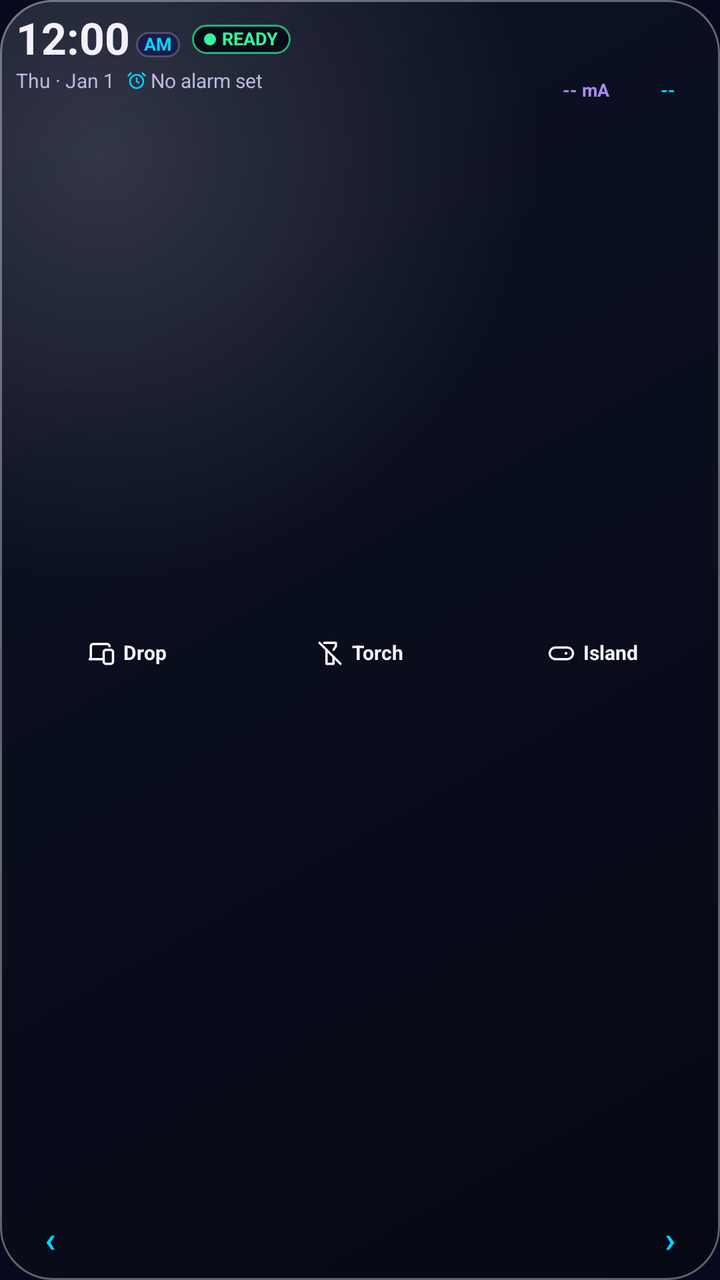
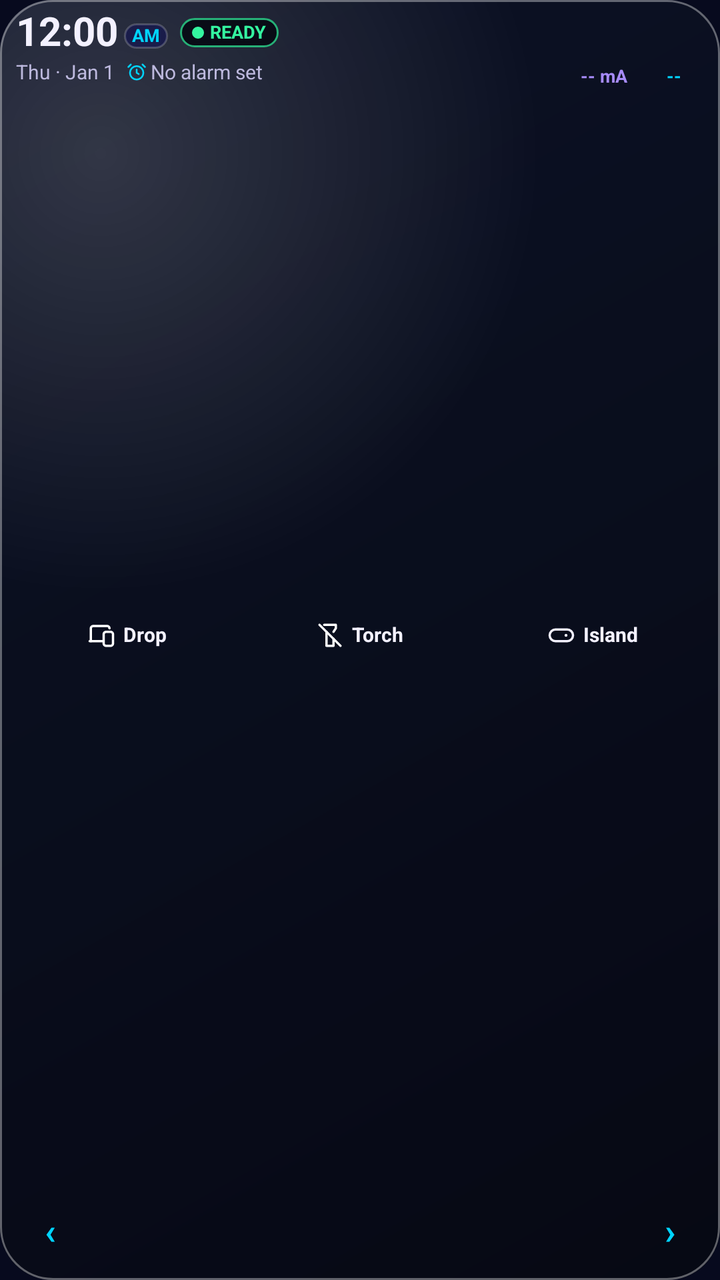

The first picture is an Android layout as it rendered before a commit; the second is the same layout after the commit. The layout source and the unified diff follow.
<!-- AndroidManifest.xml: application theme Theme.DriveLift -->
<!-- res/layout/cockpit_widget_compact.xml -->
<?xml version="1.0" encoding="utf-8"?>
<FrameLayout xmlns:android="http://schemas.android.com/apk/res/android"
    android:id="@+id/cockpit_widget_root"
    android:layout_width="match_parent"
    android:layout_height="match_parent">

    <ImageView
        android:id="@+id/cockpit_widget_shell_bg"
        android:layout_width="match_parent"
        android:layout_height="match_parent"
        android:contentDescription="@null"
        android:scaleType="fitXY"
        android:src="@drawable/cockpit_widget_card_bg" />

    <LinearLayout
        android:id="@+id/cockpit_widget_content"
        android:layout_width="match_parent"
        android:layout_height="match_parent"
        android:orientation="vertical"
        android:paddingHorizontal="8dp"
        android:paddingVertical="3dp">

        
        <LinearLayout
            android:id="@+id/cockpit_widget_top_row"
            android:layout_width="match_parent"
            android:layout_height="wrap_content"
            android:gravity="center_vertical"
            android:orientation="horizontal">

            <LinearLayout
                android:layout_width="0dp"
                android:layout_height="wrap_content"
                android:layout_weight="1"
                android:orientation="vertical"
                android:paddingEnd="4dp">

                
                <LinearLayout
                    android:id="@+id/cockpit_widget_clock_row"
                    android:layout_width="match_parent"
                    android:layout_height="wrap_content"
                    android:gravity="center_vertical"
                    android:orientation="horizontal">

                    <LinearLayout
                        android:id="@+id/cockpit_widget_clock_container"
                        android:layout_width="wrap_content"
                        android:layout_height="wrap_content"
                        android:gravity="bottom"
                        android:orientation="horizontal">

                        <TextClock
                            android:id="@+id/cockpit_widget_time"
                            android:layout_width="wrap_content"
                            android:layout_height="wrap_content"
                            android:fontFeatureSettings="tnum"
                            android:format12Hour="hh:mm"
                            android:format24Hour="HH:mm"
                            android:includeFontPadding="false"
                            android:singleLine="true"
                            android:textColor="@color/cockpit_on_surface"
                            android:textSize="22sp"
                            android:textStyle="bold" />

                        <TextClock
                            android:id="@+id/cockpit_widget_ampm"
                            android:layout_width="wrap_content"
                            android:layout_height="wrap_content"
                            android:layout_marginStart="3dp"
                            android:layout_marginBottom="2dp"
                            android:background="@drawable/cockpit_widget_pill_inactive_bg"
                            android:fontFeatureSettings="tnum"
                            android:format12Hour="a"
                            android:format24Hour=""
                            android:includeFontPadding="false"
                            android:paddingHorizontal="4dp"
                            android:paddingVertical="1dp"
                            android:singleLine="true"
                            android:textAllCaps="true"
                            android:textColor="@color/cockpit_primary"
                            android:textSize="9sp"
                            android:textStyle="bold" />
                    </LinearLayout>

                    <LinearLayout
                        android:id="@+id/cockpit_widget_status_pill"
                        android:layout_width="wrap_content"
                        android:layout_height="wrap_content"
                        android:layout_marginStart="6dp"
                        android:background="@drawable/cockpit_widget_status_ready_bg"
                        android:gravity="center_vertical"
                        android:orientation="horizontal"
                        android:paddingHorizontal="6dp"
                        android:paddingVertical="2dp">

                        <ImageView
                            android:id="@+id/cockpit_widget_status_dot"
                            android:layout_width="6dp"
                            android:layout_height="6dp"
                            android:layout_marginEnd="3dp"
                            android:contentDescription="@null"
                            android:src="@drawable/cockpit_widget_dot"
                            android:tint="@color/cockpit_tertiary" />

                        <TextView
                            android:id="@+id/cockpit_widget_status_text"
                            android:layout_width="wrap_content"
                            android:layout_height="wrap_content"
                            android:ellipsize="end"
                            android:includeFontPadding="false"
                            android:maxLines="1"
                            android:singleLine="true"
                            android:text="READY"
                            android:textColor="@color/cockpit_tertiary"
                            android:textSize="9sp"
                            android:textStyle="bold" />
                    </LinearLayout>
                </LinearLayout>

                <LinearLayout
                    android:id="@+id/cockpit_widget_alarm_container"
                    android:layout_width="wrap_content"
                    android:layout_height="wrap_content"
                    android:layout_marginTop="2dp"
                    android:gravity="center_vertical"
                    android:orientation="horizontal">

                    <TextClock
                        android:id="@+id/cockpit_widget_date"
                        android:layout_width="wrap_content"
                        android:layout_height="wrap_content"
                        android:fontFeatureSettings="tnum"
                        android:format12Hour="EEE &#183; MMM d"
                        android:format24Hour="EEE &#183; MMM d"
                        android:includeFontPadding="false"
                        android:singleLine="true"
                        android:textColor="@color/cockpit_on_surface_variant"
                        android:textSize="10sp" />

                    <ImageView
                        android:id="@+id/cockpit_alarm_icon"
                        android:layout_width="10dp"
                        android:layout_height="10dp"
                        android:layout_marginStart="6dp"
                        android:layout_marginEnd="2dp"
                        android:contentDescription="@null"
                        android:src="@drawable/ic_cockpit_alarm"
                        android:tint="@color/cockpit_primary" />

                    <TextView
                        android:id="@+id/cockpit_alarm_time_text"
                        android:layout_width="wrap_content"
                        android:layout_height="wrap_content"
                        android:ellipsize="end"
                        android:fontFeatureSettings="tnum"
                        android:includeFontPadding="false"
                        android:maxLines="1"
                        android:singleLine="true"
                        android:text="No alarm set"
                        android:textColor="@color/cockpit_on_surface_variant"
                        android:textSize="10sp" />

                    <Chronometer
                        android:id="@+id/cockpit_alarm_chronometer"
                        android:layout_width="wrap_content"
                        android:layout_height="wrap_content"
                        android:visibility="gone" />

                    <TextView
                        android:id="@+id/cockpit_alarm_static_countdown"
                        android:layout_width="wrap_content"
                        android:layout_height="wrap_content"
                        android:visibility="gone" />
                </LinearLayout>
            </LinearLayout>

            
            <LinearLayout
                android:layout_width="wrap_content"
                android:layout_height="wrap_content"
                android:gravity="center_vertical"
                android:orientation="horizontal">

                <LinearLayout
                    android:layout_width="wrap_content"
                    android:layout_height="wrap_content"
                    android:gravity="center_horizontal"
                    android:orientation="vertical">

                    <ImageView
                        android:id="@+id/cockpit_widget_battery_gauge"
                        android:layout_width="36dp"
                        android:layout_height="36dp"
                        android:contentDescription="Battery level"
                        android:scaleType="fitCenter" />

                    <TextView
                        android:id="@+id/cockpit_widget_battery_current"
                        android:layout_width="wrap_content"
                        android:layout_height="wrap_content"
                        android:layout_marginTop="1dp"
                        android:fontFeatureSettings="tnum"
                        android:includeFontPadding="false"
                        android:maxLines="1"
                        android:singleLine="true"
                        android:text="-- mA"
                        android:textColor="@color/cockpit_secondary"
                        android:textSize="9sp"
                        android:textStyle="bold" />

                    <TextView
                        android:id="@+id/cockpit_widget_battery_charge"
                        android:layout_width="wrap_content"
                        android:layout_height="wrap_content"
                        android:visibility="gone" />
                </LinearLayout>

                <LinearLayout
                    android:layout_width="wrap_content"
                    android:layout_height="wrap_content"
                    android:layout_marginStart="5dp"
                    android:gravity="center_horizontal"
                    android:orientation="vertical">

                    <ImageView
                        android:id="@+id/cockpit_widget_ram_gauge"
                        android:layout_width="36dp"
                        android:layout_height="36dp"
                        android:contentDescription="RAM usage"
                        android:scaleType="fitCenter" />

                    <TextView
                        android:id="@+id/cockpit_widget_ram_used"
                        android:layout_width="wrap_content"
                        android:layout_height="wrap_content"
                        android:layout_marginTop="1dp"
                        android:fontFeatureSettings="tnum"
                        android:includeFontPadding="false"
                        android:maxLines="1"
                        android:singleLine="true"
                        android:text="--"
                        android:textColor="@color/cockpit_primary"
                        android:textSize="9sp"
                        android:textStyle="bold" />

                    <TextView
                        android:id="@+id/cockpit_widget_ram_free"
                        android:layout_width="wrap_content"
                        android:layout_height="wrap_content"
                        android:visibility="gone" />
                </LinearLayout>
            </LinearLayout>
        </LinearLayout>

        <FrameLayout
            android:layout_width="match_parent"
            android:layout_height="0dp"
            android:layout_weight="1" />

        
        <LinearLayout
            android:id="@+id/cockpit_widget_controls_row"
            android:layout_width="match_parent"
            android:layout_height="48dp"
            android:gravity="center_vertical"
            android:orientation="horizontal">

            <FrameLayout
                android:id="@+id/cockpit_widget_btn_drop"
                android:layout_width="0dp"
                android:layout_height="match_parent"
                android:layout_weight="1">

                <ImageView
                    android:id="@+id/cockpit_widget_drop_bg"
                    android:layout_width="match_parent"
                    android:layout_height="32dp"
                    android:layout_gravity="center_vertical"
                    android:contentDescription="@null"
                    android:scaleType="fitXY" />

                <LinearLayout
                    android:layout_width="match_parent"
                    android:layout_height="32dp"
                    android:layout_gravity="center_vertical"
                    android:gravity="center"
                    android:orientation="horizontal"
                    android:paddingHorizontal="4dp">

                    <ImageView
                        android:id="@+id/cockpit_widget_drop_icon"
                        android:layout_width="14dp"
                        android:layout_height="14dp"
                        android:contentDescription="@null"
                        android:src="@drawable/ic_cockpit_devices" />

                    <TextView
                        android:id="@+id/cockpit_widget_drop_label"
                        android:layout_width="wrap_content"
                        android:layout_height="wrap_content"
                        android:layout_marginStart="4dp"
                        android:ellipsize="end"
                        android:includeFontPadding="false"
                        android:maxLines="1"
                        android:singleLine="true"
                        android:text="Drop"
                        android:textColor="@color/cockpit_on_surface"
                        android:textSize="10sp"
                        android:textStyle="bold" />
                </LinearLayout>
            </FrameLayout>

            <FrameLayout
                android:id="@+id/cockpit_widget_btn_torch"
                android:layout_width="0dp"
                android:layout_height="match_parent"
                android:layout_marginStart="5dp"
                android:layout_weight="1">

                <ImageView
                    android:id="@+id/cockpit_widget_torch_bg"
                    android:layout_width="match_parent"
                    android:layout_height="32dp"
                    android:layout_gravity="center_vertical"
                    android:contentDescription="@null"
                    android:scaleType="fitXY" />

                <LinearLayout
                    android:layout_width="match_parent"
                    android:layout_height="32dp"
                    android:layout_gravity="center_vertical"
                    android:gravity="center"
                    android:orientation="horizontal"
                    android:paddingHorizontal="4dp">

                    <ImageView
                        android:id="@+id/cockpit_widget_torch_icon"
                        android:layout_width="14dp"
                        android:layout_height="14dp"
                        android:contentDescription="@null"
                        android:src="@drawable/ic_cockpit_torch_off" />

                    <TextView
                        android:id="@+id/cockpit_widget_torch_label"
                        android:layout_width="wrap_content"
                        android:layout_height="wrap_content"
                        android:layout_marginStart="4dp"
                        android:ellipsize="end"
                        android:includeFontPadding="false"
                        android:maxLines="1"
                        android:singleLine="true"
                        android:text="Torch"
                        android:textColor="@color/cockpit_on_surface"
                        android:textSize="10sp"
                        android:textStyle="bold" />
                </LinearLayout>
            </FrameLayout>

            <FrameLayout
                android:id="@+id/cockpit_widget_btn_island"
                android:layout_width="0dp"
                android:layout_height="match_parent"
                android:layout_marginStart="5dp"
                android:layout_weight="1">

                <ImageView
                    android:id="@+id/cockpit_widget_island_bg"
                    android:layout_width="match_parent"
                    android:layout_height="32dp"
                    android:layout_gravity="center_vertical"
                    android:contentDescription="@null"
                    android:scaleType="fitXY" />

                <LinearLayout
                    android:layout_width="match_parent"
                    android:layout_height="32dp"
                    android:layout_gravity="center_vertical"
                    android:gravity="center"
                    android:orientation="horizontal"
                    android:paddingHorizontal="4dp">

                    <ImageView
                        android:id="@+id/cockpit_widget_island_icon"
                        android:layout_width="14dp"
                        android:layout_height="14dp"
                        android:contentDescription="@null"
                        android:src="@drawable/ic_cockpit_tile" />

                    <TextView
                        android:id="@+id/cockpit_widget_island_label"
                        android:layout_width="wrap_content"
                        android:layout_height="wrap_content"
                        android:layout_marginStart="4dp"
                        android:ellipsize="end"
                        android:includeFontPadding="false"
                        android:maxLines="1"
                        android:singleLine="true"
                        android:text="Island"
                        android:textColor="@color/cockpit_on_surface"
                        android:textSize="10sp"
                        android:textStyle="bold" />
                </LinearLayout>
            </FrameLayout>
        </LinearLayout>

        <FrameLayout
            android:layout_width="match_parent"
            android:layout_height="0dp"
            android:layout_weight="1" />

        
        <FrameLayout
            android:id="@+id/cockpit_widget_dock_container"
            android:layout_width="match_parent"
            android:layout_height="34dp">

            <ImageView
                android:id="@+id/cockpit_widget_dock_bg"
                android:layout_width="match_parent"
                android:layout_height="match_parent"
                android:contentDescription="@null"
                android:scaleType="fitXY" />

            <LinearLayout
                android:layout_width="match_parent"
                android:layout_height="match_parent"
                android:gravity="center_vertical"
                android:orientation="horizontal"
                android:paddingHorizontal="4dp">

                <TextView
                    android:id="@+id/cockpit_widget_btn_prev"
                    android:layout_width="26dp"
                    android:layout_height="match_parent"
                    android:contentDescription="Previous pinned apps"
                    android:gravity="center"
                    android:includeFontPadding="false"
                    android:text="&#8249;"
                    android:textColor="@color/cockpit_primary"
                    android:textSize="18sp"
                    android:textStyle="bold" />

                <LinearLayout
                    android:id="@+id/cockpit_widget_app_0"
                    android:layout_width="0dp"
                    android:layout_height="match_parent"
                    android:layout_weight="1"
                    android:gravity="center"
                    android:orientation="vertical">

                    <ImageView
                        android:id="@+id/cockpit_widget_app_icon_0"
                        android:layout_width="24dp"
                        android:layout_height="24dp"
                        android:contentDescription="@null"
                        android:scaleType="fitCenter" />

                    <TextView
                        android:id="@+id/cockpit_widget_app_label_0"
                        android:layout_width="wrap_content"
                        android:layout_height="wrap_content"
                        android:visibility="gone" />
                </LinearLayout>

                <LinearLayout
                    android:id="@+id/cockpit_widget_app_1"
                    android:layout_width="0dp"
                    android:layout_height="match_parent"
                    android:layout_weight="1"
                    android:gravity="center"
                    android:orientation="vertical">

                    <ImageView
                        android:id="@+id/cockpit_widget_app_icon_1"
                        android:layout_width="24dp"
                        android:layout_height="24dp"
                        android:contentDescription="@null"
                        android:scaleType="fitCenter" />

                    <TextView
                        android:id="@+id/cockpit_widget_app_label_1"
                        android:layout_width="wrap_content"
                        android:layout_height="wrap_content"
                        android:visibility="gone" />
                </LinearLayout>

                <LinearLayout
                    android:id="@+id/cockpit_widget_app_2"
                    android:layout_width="0dp"
                    android:layout_height="match_parent"
                    android:layout_weight="1"
                    android:gravity="center"
                    android:orientation="vertical">

                    <ImageView
                        android:id="@+id/cockpit_widget_app_icon_2"
                        android:layout_width="24dp"
                        android:layout_height="24dp"
                        android:contentDescription="@null"
                        android:scaleType="fitCenter" />

                    <TextView
                        android:id="@+id/cockpit_widget_app_label_2"
                        android:layout_width="wrap_content"
                        android:layout_height="wrap_content"
                        android:visibility="gone" />
                </LinearLayout>

                <LinearLayout
                    android:id="@+id/cockpit_widget_app_3"
                    android:layout_width="0dp"
                    android:layout_height="match_parent"
                    android:layout_weight="1"
                    android:gravity="center"
                    android:orientation="vertical">

                    <ImageView
                        android:id="@+id/cockpit_widget_app_icon_3"
                        android:layout_width="24dp"
                        android:layout_height="24dp"
                        android:contentDescription="@null"
                        android:scaleType="fitCenter" />

                    <TextView
                        android:id="@+id/cockpit_widget_app_label_3"
                        android:layout_width="wrap_content"
                        android:layout_height="wrap_content"
                        android:visibility="gone" />
                </LinearLayout>

                <TextView
                    android:id="@+id/cockpit_widget_btn_next"
                    android:layout_width="26dp"
                    android:layout_height="match_parent"
                    android:contentDescription="Next pinned apps"
                    android:gravity="center"
                    android:includeFontPadding="false"
                    android:text="&#8250;"
                    android:textColor="@color/cockpit_primary"
                    android:textSize="18sp"
                    android:textStyle="bold" />
            </LinearLayout>

            <LinearLayout
                android:id="@+id/cockpit_widget_pager_dots_row"
                android:layout_width="wrap_content"
                android:layout_height="wrap_content"
                android:visibility="gone">

                <ImageView
                    android:id="@+id/cockpit_widget_dot_0"
                    android:layout_width="4dp"
                    android:layout_height="4dp"
                    android:contentDescription="@null"
                    android:src="@drawable/cockpit_widget_dot" />

                <ImageView
                    android:id="@+id/cockpit_widget_dot_1"
                    android:layout_width="4dp"
                    android:layout_height="4dp"
                    android:contentDescription="@null"
                    android:src="@drawable/cockpit_widget_dot" />

                <ImageView
                    android:id="@+id/cockpit_widget_dot_2"
                    android:layout_width="4dp"
                    android:layout_height="4dp"
                    android:contentDescription="@null"
                    android:src="@drawable/cockpit_widget_dot" />

                <ImageView
                    android:id="@+id/cockpit_widget_dot_3"
                    android:layout_width="4dp"
                    android:layout_height="4dp"
                    android:contentDescription="@null"
                    android:src="@drawable/cockpit_widget_dot" />
            </LinearLayout>
        </FrameLayout>
    </LinearLayout>
</FrameLayout>
<!-- resources referenced by this layout -->
<resources>
  <color name="cockpit_on_surface">#FFF3F1FF</color>
  <color name="cockpit_on_surface_variant">#FFBDB9DE</color>
  <color name="cockpit_primary">#FF00D4FF</color>
  <color name="cockpit_secondary">#FFA78BFA</color>
  <color name="cockpit_tertiary">#FF34F5A0</color>
  <!-- drawable cockpit_widget_dot (drawable) -->
  <?xml version="1.0" encoding="utf-8"?>
  <shape xmlns:android="http://schemas.android.com/apk/res/android"
      android:shape="oval">
      <solid android:color="#FFFFFFFF" />
  </shape>
  <!-- drawable cockpit_widget_pill_inactive_bg (drawable) -->
  <?xml version="1.0" encoding="utf-8"?>
  <shape xmlns:android="http://schemas.android.com/apk/res/android"
      android:shape="rectangle">
      <corners android:radius="18dp" />
      <solid android:color="@color/cockpit_surface_container" />
      <stroke
          android:width="1dp"
          android:color="@color/cockpit_glass_well_stroke" />
  </shape>
  <!-- drawable cockpit_widget_status_ready_bg (drawable) -->
  <?xml version="1.0" encoding="utf-8"?>
  <layer-list xmlns:android="http://schemas.android.com/apk/res/android">
      <item>
          <shape android:shape="rectangle">
              <corners android:radius="14dp" />
              <solid android:color="@color/cockpit_status_pill_bg" />
          </shape>
      </item>
      <item>
          <shape android:shape="rectangle">
              <corners android:radius="14dp" />
              <stroke
                  android:width="1dp"
                  android:color="@color/cockpit_status_ready_stroke" />
          </shape>
      </item>
  </layer-list>
  <!-- drawable ic_cockpit_alarm (drawable) -->
  <?xml version="1.0" encoding="utf-8"?>
  <vector xmlns:android="http://schemas.android.com/apk/res/android"
      android:width="24dp"
      android:height="24dp"
      android:viewportWidth="24"
      android:viewportHeight="24">
      <path
          android:fillColor="#00000000"
          android:pathData="M12,13m-8,0a8,8 0,1 0,16 0a8,8 0,1 0,-16 0"
          android:strokeColor="#FFFFFFFF"
          android:strokeWidth="2" />
      <path
          android:fillColor="#00000000"
          android:pathData="M12,9v4l2.5,1.5M5,3L2,6M22,6l-3,-3"
          android:strokeColor="#FFFFFFFF"
          android:strokeLineCap="round"
          android:strokeLineJoin="round"
          android:strokeWidth="2" />
  </vector>
  <!-- drawable ic_cockpit_torch_off (drawable) -->
  <?xml version="1.0" encoding="utf-8"?>
  <vector xmlns:android="http://schemas.android.com/apk/res/android"
      android:width="24dp"
      android:height="24dp"
      android:viewportWidth="24"
      android:viewportHeight="24">
      <path
          android:fillColor="#00000000"
          android:pathData="M9,9v12h6v-6M7,3h10v3l-2,3"
          android:strokeColor="#FFFFFFFF"
          android:strokeLineCap="round"
          android:strokeLineJoin="round"
          android:strokeWidth="2" />
      <path
          android:fillColor="#00000000"
          android:pathData="M3,3l18,18"
          android:strokeColor="#FFFFFFFF"
          android:strokeLineCap="round"
          android:strokeWidth="2" />
  </vector>
  <style name="Theme.DriveLift" parent="android:Theme.Material.NoActionBar">
          <item name="android:windowBackground">@color/window_background</item>
      </style>
  <color name="cockpit_glass_fill_bottom">#D9050811</color>
  <color name="cockpit_glass_fill_top">#B80E1428</color>
  <color name="cockpit_glass_highlight_top_left">#28FFFFFF</color>
  <color name="cockpit_glass_card_stroke">#5CFFFFFF</color>
  <color name="cockpit_surface_container">#FF191C4A</color>
  <color name="cockpit_glass_well_stroke">#33FFFFFF</color>
  <color name="cockpit_status_pill_bg">#EB070A14</color>
  <color name="cockpit_status_ready_stroke">#B334F5A0</color>
  <color name="window_background">#070A1E</color>
  <!-- unchanged entries left out for length: 3 -->
</resources>

<!-- the commit's change to res/layout/cockpit_widget_compact.xml (unified diff, before → after) -->
@@ -18,7 +18,8 @@
         android:layout_height="match_parent"
         android:orientation="vertical"
         android:paddingHorizontal="8dp"
-        android:paddingVertical="3dp">
+        android:paddingTop="3dp"
+        android:paddingBottom="0dp">
 
         
         <LinearLayout
@@ -60,7 +61,7 @@
                             android:includeFontPadding="false"
                             android:singleLine="true"
                             android:textColor="@color/cockpit_on_surface"
-                            android:textSize="22sp"
+                            android:textSize="20sp"
                             android:textStyle="bold" />
 
                         <TextClock
@@ -190,8 +191,8 @@
 
                     <ImageView
                         android:id="@+id/cockpit_widget_battery_gauge"
-                        android:layout_width="36dp"
-                        android:layout_height="36dp"
+                        android:layout_width="30dp"
+                        android:layout_height="30dp"
                         android:contentDescription="Battery level"
                         android:scaleType="fitCenter" />
 
@@ -199,7 +200,6 @@
                         android:id="@+id/cockpit_widget_battery_current"
                         android:layout_width="wrap_content"
                         android:layout_height="wrap_content"
-                        android:layout_marginTop="1dp"
                         android:fontFeatureSettings="tnum"
                         android:includeFontPadding="false"
                         android:maxLines="1"
@@ -225,8 +225,8 @@
 
                     <ImageView
                         android:id="@+id/cockpit_widget_ram_gauge"
-                        android:layout_width="36dp"
-                        android:layout_height="36dp"
+                        android:layout_width="30dp"
+                        android:layout_height="30dp"
                         android:contentDescription="RAM usage"
                         android:scaleType="fitCenter" />
 
@@ -234,7 +234,6 @@
                         android:id="@+id/cockpit_widget_ram_used"
                         android:layout_width="wrap_content"
                         android:layout_height="wrap_content"
-                        android:layout_marginTop="1dp"
                         android:fontFeatureSettings="tnum"
                         android:includeFontPadding="false"
                         android:maxLines="1"
@@ -413,12 +412,13 @@
         <FrameLayout
             android:id="@+id/cockpit_widget_dock_container"
             android:layout_width="match_parent"
-            android:layout_height="34dp">
+            android:layout_height="48dp">
 
             <ImageView
                 android:id="@+id/cockpit_widget_dock_bg"
                 android:layout_width="match_parent"
-                android:layout_height="match_parent"
+                android:layout_height="34dp"
+                android:layout_gravity="center_vertical"
                 android:contentDescription="@null"
                 android:scaleType="fitXY" />
 
